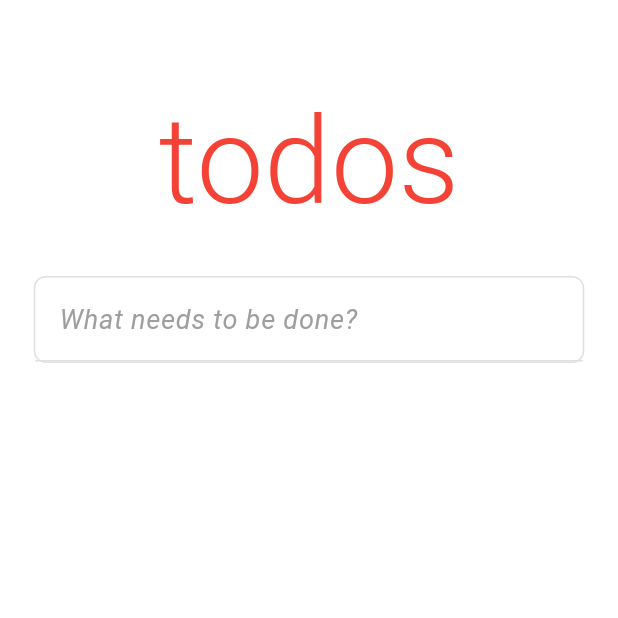
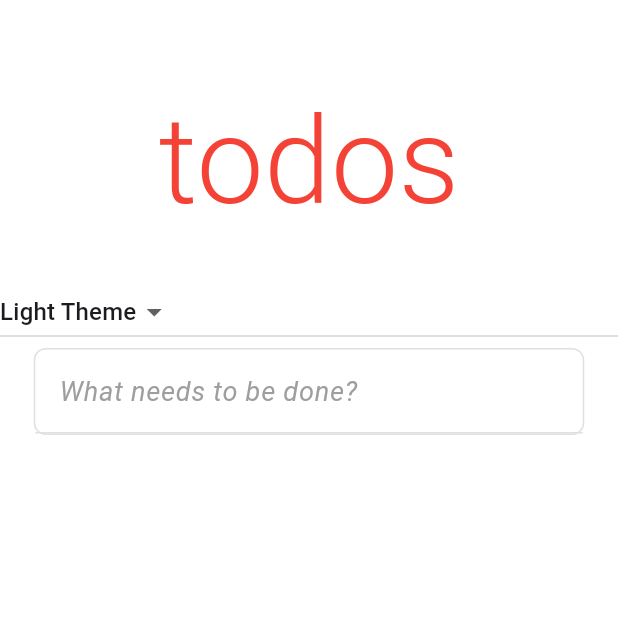
Before and after one commit to JsDaddy/project-todo-mvc-front, a Flutter app: the screen it shows after launch, on a phone screen of 412 x 824 dp, the top half of it. Run offline on Flutter 3.47's test engine with Material 3 defaults, Android fonts, the phone set to English and light mode, and no system bars; our stand-ins replace get.

Commit message:
feat(ref: no-ref): add theme

```diff
--- /dev/null
+++ b/lib/common/theme-switcher/theme-switcher.controller.dart
@@ -0,0 +1,17 @@
+import 'package:flutter/material.dart';
+import 'package:get/get.dart';
+
+import '../theme/theme-switcher.enum.dart';
+import '../theme/theme-switcher.helper.dart';
+
+class ThemeController extends GetxController {
+  final Rx<ThemeType> currentTheme = ThemeType.light.obs;
+
+  void updateTheme(ThemeType theme) {
+    currentTheme.value = theme;
+    final ThemeData selectedTheme = theme == ThemeType.light
+        ? ThemeHelper.lightTheme
+        : ThemeHelper.darkTheme;
+    Get.changeTheme(selectedTheme);
+  }
+}
--- /dev/null
+++ b/lib/common/theme-switcher/theme-switcher.widget.dart
@@ -0,0 +1,25 @@
+import 'package:flutter/material.dart';
+import 'package:get/get.dart';
+import 'theme-switcher.controller.dart';
+import '../theme/theme-switcher.enum.dart';
+
+class ThemeSwitcherWidget extends GetView<ThemeController> {
+  const ThemeSwitcherWidget({super.key});
+
+  @override
+  Widget build(BuildContext context) => Obx(() => DropdownButton<ThemeType>(
+        value: controller.currentTheme.value,
+        onChanged: (ThemeType? theme) {
+          if (theme != null) {
+            controller.updateTheme(theme);
+          }
+        },
+        items: ThemeType.values
+            .map<DropdownMenuItem<ThemeType>>(
+                (ThemeType theme) => DropdownMenuItem<ThemeType>(
+                      value: theme,
+                      child: Text(theme.title),
+                    ))
+            .toList(),
+      ));
+}
--- /dev/null
+++ b/lib/common/theme/theme-switcher.enum.dart
@@ -0,0 +1,8 @@
+enum ThemeType {
+  light('Light Theme'),
+  dark('Dark Theme');
+
+  const ThemeType(this.title);
+
+  final String title;
+}
--- /dev/null
+++ b/lib/common/theme/theme-switcher.helper.dart
@@ -0,0 +1,15 @@
+import 'package:flutter/material.dart';
+
+mixin ThemeHelper {
+  static final ThemeData lightTheme = ThemeData(
+    brightness: Brightness.light,
+    scaffoldBackgroundColor: Colors.white,
+    primaryColor: Colors.white,
+  );
+
+  static final ThemeData darkTheme = ThemeData(
+    brightness: Brightness.dark,
+    scaffoldBackgroundColor: Colors.black,
+    primaryColor: Colors.black,
+  );
+}
--- a/lib/main.dart
+++ b/lib/main.dart
@@ -1,5 +1,6 @@
 import 'package:flutter/material.dart';
 import 'package:get/get.dart';
+import 'common/theme/theme-switcher.helper.dart';
 import 'screens/home/home.binding.dart';
 import 'screens/home/home.screen.dart';
 
@@ -14,5 +15,8 @@ class MyApp extends StatelessWidget {
   Widget build(BuildContext context) => GetMaterialApp(
         initialBinding: HomeBinding(),
         home: const HomeScreen(),
+        theme: ThemeHelper.lightTheme,
+        darkTheme: ThemeHelper.darkTheme,
+        themeMode: ThemeMode.light,
       );
 }
--- a/lib/screens/home/home.binding.dart
+++ b/lib/screens/home/home.binding.dart
@@ -1,4 +1,5 @@
 import 'package:get/get.dart';
+import '../../common/theme-switcher/theme-switcher.controller.dart';
 import 'todo/add-task/add-task.controller.dart';
 import 'todo/filter-panel/filter-panel.controller.dart';
 import 'todo/task-list-item/task-list-item.controller.dart';
@@ -9,6 +10,7 @@ class HomeBinding extends Bindings {
   Future<void> dependencies() async {
     Get
       ..lazyPut(TodoService.new)
+      ..lazyPut(ThemeController.new)
       ..lazyPut(() => AddTaskController(Get.find()))
       ..lazyPut(() => FilterPanelController(Get.find()))
       ..lazyPut(() => TaskListItemController(Get.find(), Get.find()));
--- a/lib/screens/home/home.screen.dart
+++ b/lib/screens/home/home.screen.dart
@@ -1,15 +1,18 @@
 import 'package:flutter/material.dart';
+import '../../common/theme-switcher/theme-switcher.widget.dart';
 import 'todo/todo.widget.dart';
 import '../home/title/title.widget.dart';
 
 class HomeScreen extends StatelessWidget {
   const HomeScreen({super.key});
+
   @override
   Widget build(BuildContext context) => Scaffold(
-        backgroundColor: Colors.white,
+        backgroundColor: Theme.of(context).scaffoldBackgroundColor,
         body: ListView(
           children: const <Widget>[
             Center(child: TitleWidget()),
+            ThemeSwitcherWidget(),
             TodoWidget(),
           ],
         ),
--- a/lib/screens/home/todo/task-list-item/task-list-item.widget.dart
+++ b/lib/screens/home/todo/task-list-item/task-list-item.widget.dart
@@ -56,8 +56,6 @@ class TaskListItemWidget extends StatelessWidget {
                         decoration: task.isFinished.value
                             ? TextDecoration.lineThrough
                             : null,
-                        color:
-                            task.isFinished.value ? Colors.grey : Colors.black,
                       ),
                     ),
                   ),
```
